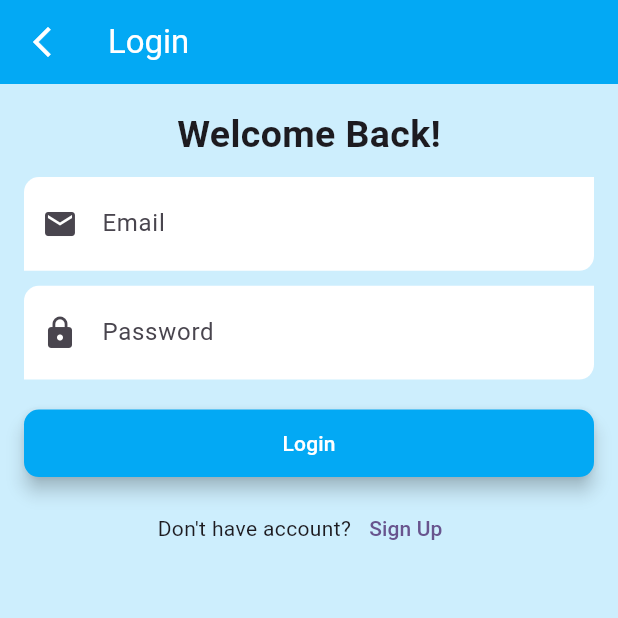
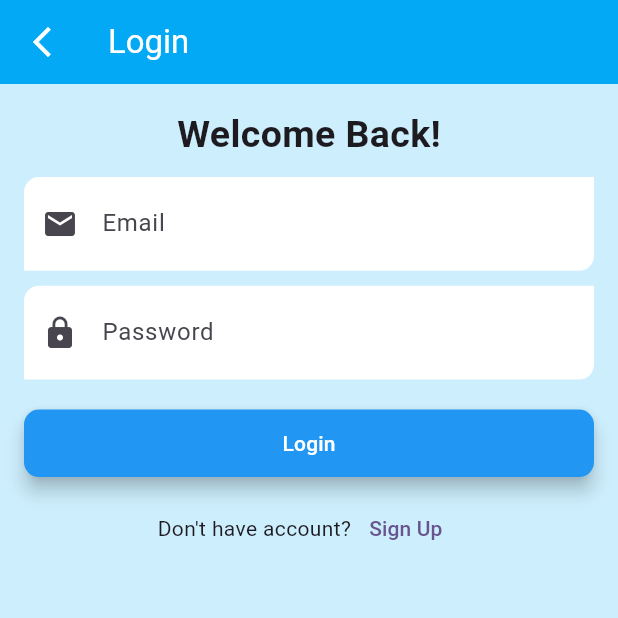
Before and after one commit to AbRehman536/haris_frontend, a Flutter app: the screen it shows after launch, on a phone screen of 412 x 824 dp, the top half of it. Run offline on Flutter 3.47's test engine with Material 3 defaults, Android fonts, the light colour scheme and no system bars.

Commit message:
Text Fields done

```diff
--- a/lib/text_fields.dart
+++ b/lib/text_fields.dart
@@ -66,7 +66,7 @@ class _LoginScreenState extends State<LoginScreen> {
               child: ElevatedButton(onPressed: (){},
                   style: ElevatedButton.styleFrom(
                     elevation: 5,
-                    backgroundColor: Colors.lightBlue,
+                    backgroundColor: Colors.blue,
                     foregroundColor: Colors.white,
                     shape: RoundedRectangleBorder(
                       borderRadius: BorderRadius.circular(10)
```
